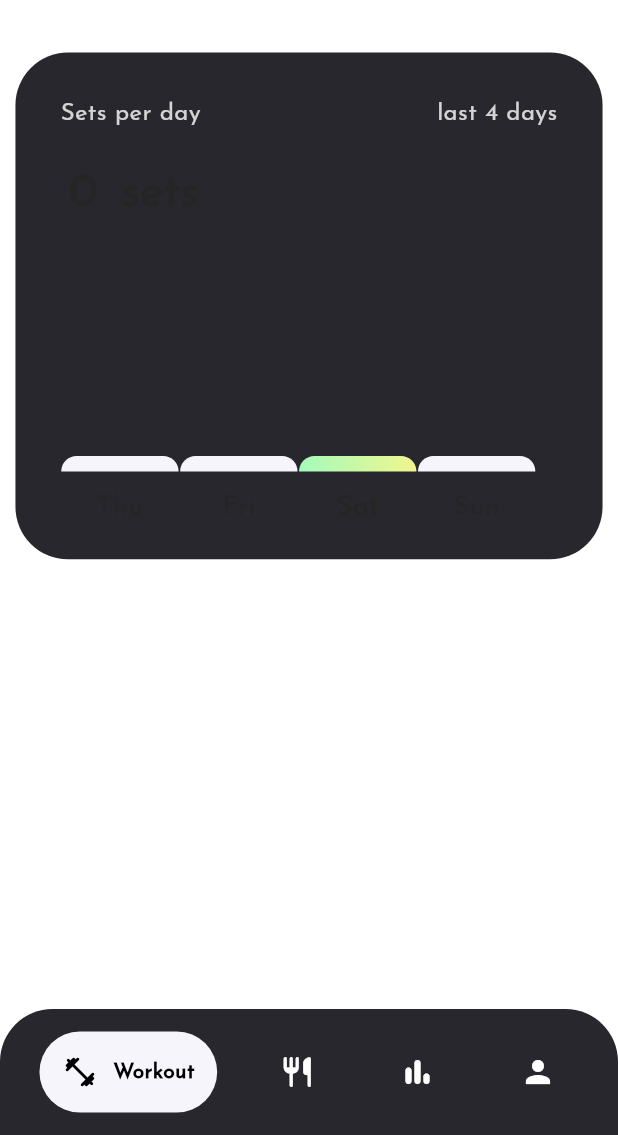
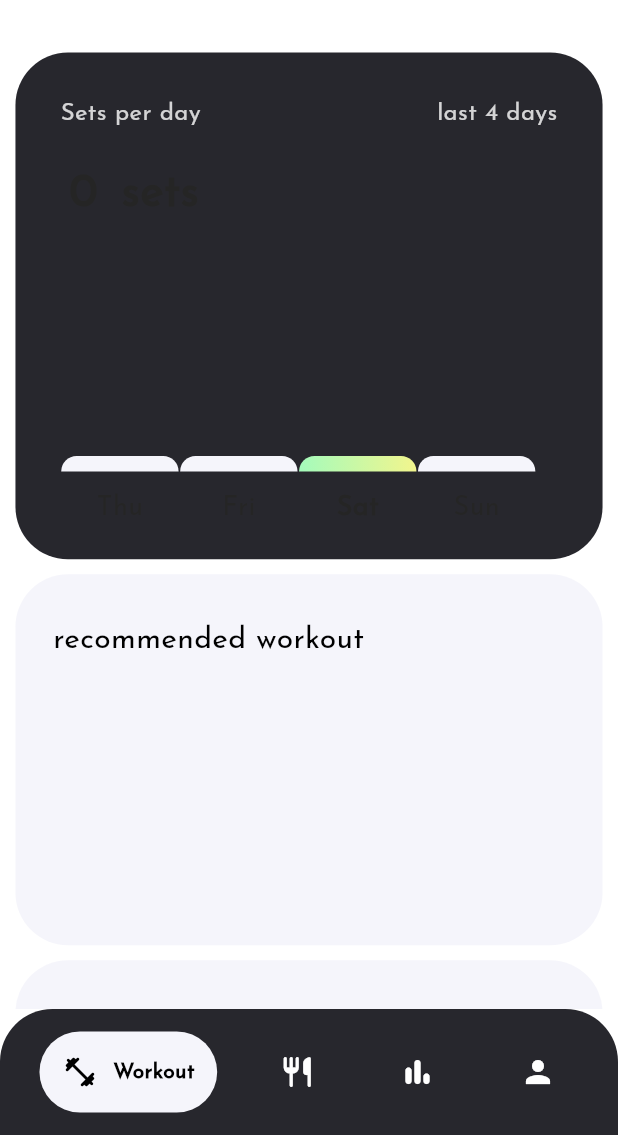
Before and after one commit to badbryany/Flexify, a Flutter app: the screen it shows after launch, on a phone screen of 412 x 824 dp, the part 101-1236 px from its top. Run offline on Flutter 3.47's test engine with Material 3 defaults, Android fonts, the phone set to English and light mode, and no system bars; drawn by our look-alikes of google_nav_bar; our stand-ins replace page_transition, shared_preferences; network calls fail.

Commit message:
small design changes

```diff
--- a/lib/pages/workout/dashboardWorkout.dart
+++ b/lib/pages/workout/dashboardWorkout.dart
@@ -1,6 +1,8 @@
 import 'package:flutter/material.dart';
 
 import 'package:flexify/data/exerciseModels.dart';
+import 'package:flexify/widgets/dashboardXOptionButton.dart';
+import 'package:flexify/pages/workout/workoutPage.dart';
 
 class DashboardWorkout extends StatefulWidget {
   const DashboardWorkout({super.key});
@@ -15,16 +17,19 @@ class _DashboardWorkoutState extends State<DashboardWorkout> {
     return const Column(
       children: [
         WorkoutDashboard(),
-        /* DashboardXOptionButton(
+        SizedBox(height: 10),
+        DashboardXOptionButton(
+          title: 'recommended workout',
+          targetPage: WorkoutPage(),
+          content: Text(''),
+        ),
+        SizedBox(height: 10),
+        DashboardXOptionButton(
           title: 'start workout',
           targetPage: WorkoutPage(),
           content: Text(''),
         ),
-        DashboardXOptionButton(
-          title: 'start workout',
-          targetPage: WorkoutPage(),
-          content: Text(''),
-        ), */
+        SizedBox(height: 10),
       ],
     );
   }
@@ -39,8 +44,6 @@ class WorkoutDashboard extends StatefulWidget {
 
 class _WorkoutDashboardState extends State<WorkoutDashboard> {
   List<DateTime> dates = [
-    // DateTime.now().subtract(const Duration(days: 5)),
-    // DateTime.now().subtract(const Duration(days: 4)),
     DateTime.now().subtract(const Duration(days: 3)),
     DateTime.now().subtract(const Duration(days: 2)),
     DateTime.now().subtract(const Duration(days: 1)),
--- a/lib/widgets/dashboardXOptionButton.dart
+++ b/lib/widgets/dashboardXOptionButton.dart
@@ -24,22 +24,29 @@ class DashboardXOptionButton extends StatelessWidget {
         ),
       ),
       child: Container(
-        margin: const EdgeInsets.all(15),
-        padding: const EdgeInsets.all(10),
+        padding: const EdgeInsets.only(
+          top: 10,
+          left: 25,
+          right: 10,
+          bottom: 10,
+        ),
         decoration: BoxDecoration(
-          color: Theme.of(context).colorScheme.background,
-          borderRadius: BorderRadius.circular(30),
+          color: Theme.of(context).colorScheme.surface,
+          borderRadius: BorderRadius.circular(35),
         ),
-        width: MediaQuery.of(context).size.width * 0.9,
+        width: MediaQuery.of(context).size.width * 0.95,
         height: MediaQuery.of(context).size.height * 0.3,
         child: Column(
-          mainAxisAlignment: MainAxisAlignment.center,
+          // mainAxisAlignment: MainAxisAlignment.center,
           crossAxisAlignment: CrossAxisAlignment.start,
           children: [
             SizedBox(height: 20),
             Text(
               title,
-              style: TextStyle(fontSize: 20),
+              style: TextStyle(
+                fontSize: 20,
+                color: Theme.of(context).focusColor,
+              ),
             ),
             content,
           ],
--- a/lib/widgets/workout/dashboardXOptionButton.dart
+++ b/lib/widgets/workout/dashboardXOptionButton.dart
@@ -1,4 +1,3 @@
-import 'package:flexify/pages/workout/workoutCreator.dart';
 import 'package:flutter/material.dart';
 import 'package:page_transition/page_transition.dart';
 
@@ -16,7 +15,7 @@ class DashboardXOptionButton extends StatelessWidget {
       onTap: () => Navigator.push(
           context,
           PageTransition(
-            child: const WorkoutCreator(),
+            child: targetPage,
             type: PageTransitionType.fade,
           )),
       child: Padding(
```
